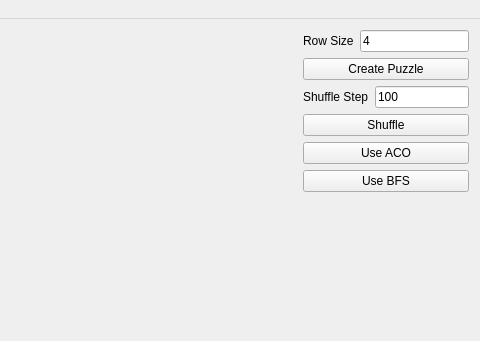
Above: mainwindow.ui from B10215029/SlidingPuzzle before the change; both pictures show x 263 to 743 and y 0 to 341 of the 743 by 648 pixel window. Below: the same form after it.
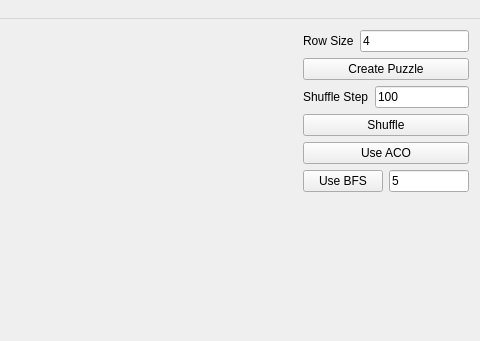
That is the form after the change. Custom widgets are drawn as their Qt base class.

Diff of the .ui file:
```diff
--- a/mainwindow.ui
+++ b/mainwindow.ui
@@ -78,11 +78,22 @@
        </widget>
       </item>
       <item>
+       <layout class="QHBoxLayout" name="horizontalLayout_5">
+        <item>
        <widget class="QPushButton" name="pushButton_6">
         <property name="text">
          <string>Use BFS</string>
         </property>
        </widget>
+        </item>
+        <item>
+         <widget class="QLineEdit" name="lineEdit_3">
+          <property name="text">
+           <string>5</string>
+          </property>
+         </widget>
+        </item>
+       </layout>
       </item>
       <item>
        <spacer name="verticalSpacer">
```
Lines whose indentation alone changed are shown as unchanged.
